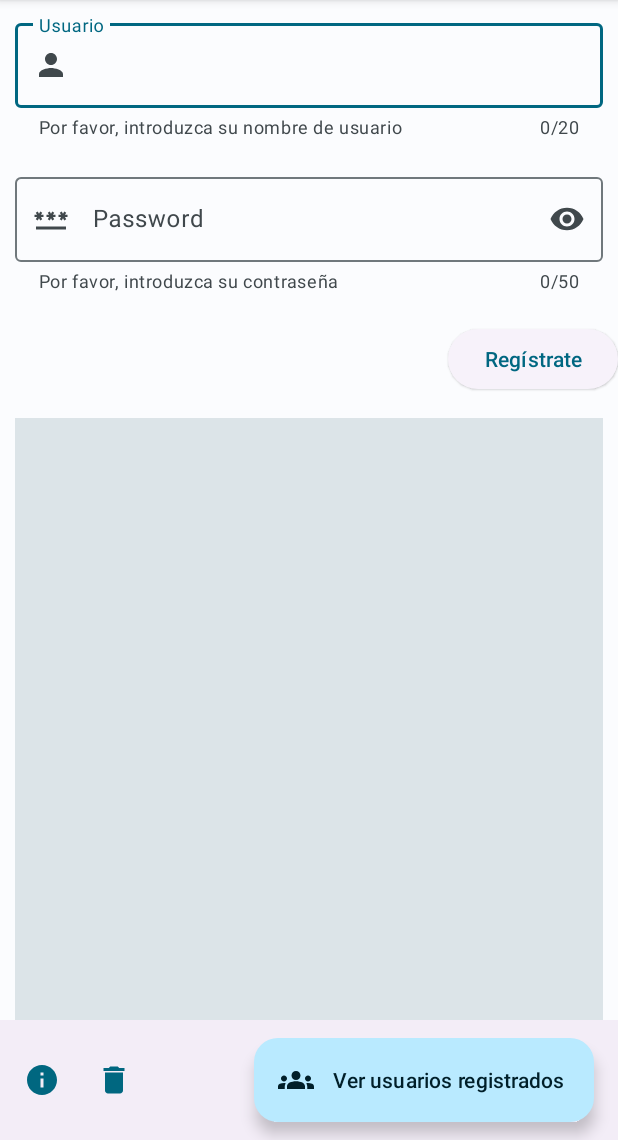
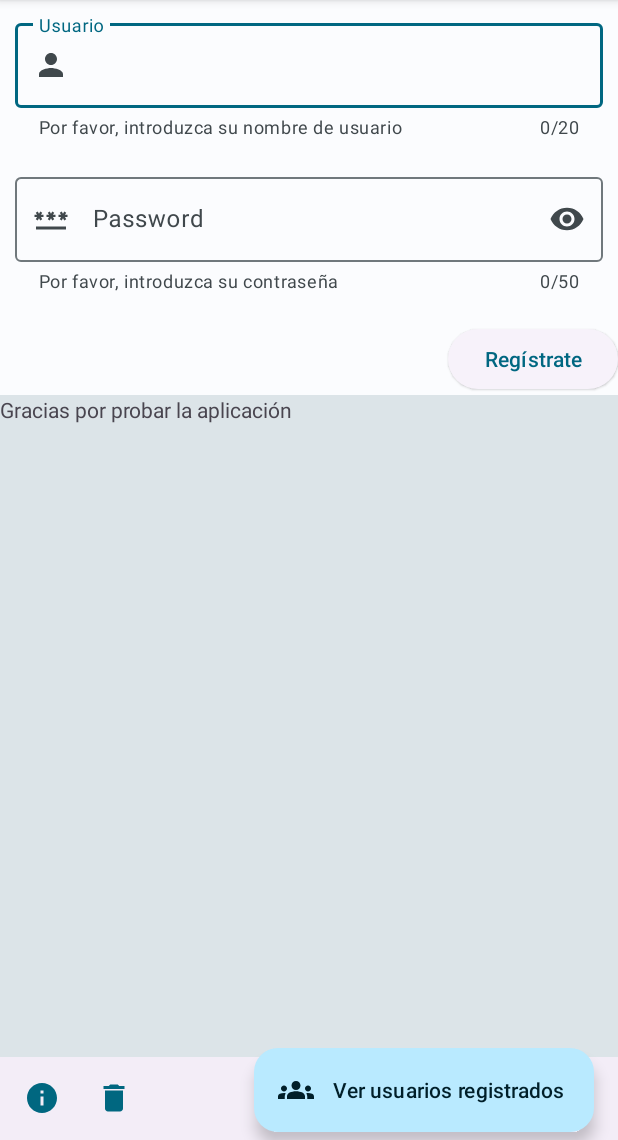
Before and after one commit to Charlyiii/SignUpSimulator, an Android app: the screen it shows after launch (MainActivity), on a phone screen of 412 x 824 dp, the part 96-1236 px from its top. Run offline under Robolectric (Android 15) with nearby library versions, the light colour scheme and no system bars.

Commit message:
Segunda versión. Scroll, horizontal y modo oscuro

```diff
--- a/SignUp/app/src/main/java/gz/ferreiro/barros/loginsimulator/MainActivity.kt
+++ b/SignUp/app/src/main/java/gz/ferreiro/barros/loginsimulator/MainActivity.kt
@@ -3,6 +3,7 @@ package gz.ferreiro.barros.loginsimulator
 import android.content.Context
 import androidx.appcompat.app.AppCompatActivity
 import android.os.Bundle
+import android.text.method.ScrollingMovementMethod
 import android.text.util.Linkify
 import android.util.Log
 import android.view.inputmethod.InputMethodManager
@@ -85,11 +86,11 @@ class MainActivity : AppCompatActivity() {
                 }
             }
         }
-        //Quitamos el foco de cualquier input al clicar fuera
-        val rootView = binding.root
+        //Quitamos el foco de cualquier fuera
+        val constraint = binding.constraint
         val imm = getSystemService(Context.INPUT_METHOD_SERVICE) as InputMethodManager
 
-        rootView.setOnClickListener {
+        constraint.setOnClickListener {
             imm.hideSoftInputFromWindow(it.windowToken, 0)
             currentFocus?.clearFocus()
         }
@@ -101,7 +102,7 @@ class MainActivity : AppCompatActivity() {
         val linkedin = getString(R.string.linkedin)
         val github = getString(R.string.github)
         val telegram = getString(R.string.telegram)
-        texto.text = "${getString(R.string.infoDesarrollador)}\n\n$linkedin\n$github\n$telegram"
+        texto.text = "${getString(R.string.infoDesarrollador)}\n$linkedin\n$github\n$telegram\n\n\n\n"
         Linkify.addLinks(texto, Linkify.WEB_URLS)
     }
 }
--- a/SignUp/app/src/main/java/gz/ferreiro/barros/loginsimulator/model/UserManager.kt
+++ b/SignUp/app/src/main/java/gz/ferreiro/barros/loginsimulator/model/UserManager.kt
@@ -14,16 +14,19 @@ class UserManager(var texto: TextView) {
     }
 
     fun printUsers() {
+        if(mapa.isNotEmpty()){
         var count = 1
        texto.text = ""
-       texto.text = "---------------LISTA DE USUARIOS REGISTRADOS----------------\n\n"
+       texto.text = "---------------LISTA DE USUARIOS REGISTRADOS----------------\n\n\n\n\n"
         mapa.forEach { (nombre, usuario) ->
         texto.append("$count. $nombre --- Contraseña: ${usuario.password}\n")
         count++
         }
         Log.d("mapaa", "$mapa")
+        }
+        else{
+            texto.text = ""
+            texto.text = "No hay usuarios registrados\n\n\n\n\n\n"
+        }
     }
-
-
-
 }
--- a/SignUp/app/src/main/res/layout/activity_main.xml
+++ b/SignUp/app/src/main/res/layout/activity_main.xml
@@ -1,11 +1,24 @@
 <?xml version="1.0" encoding="utf-8"?>
-<androidx.constraintlayout.widget.ConstraintLayout xmlns:android="http://schemas.android.com/apk/res/android"
+<androidx.coordinatorlayout.widget.CoordinatorLayout xmlns:android="http://schemas.android.com/apk/res/android"
     xmlns:app="http://schemas.android.com/apk/res-auto"
     xmlns:tools="http://schemas.android.com/tools"
     android:layout_width="match_parent"
     android:layout_height="match_parent"
-    tools:context=".MainActivity"
-    >
+    tools:context=".MainActivity">
+
+    <androidx.core.widget.NestedScrollView
+        android:id="@+id/nested1"
+        android:layout_width="match_parent"
+        android:layout_height="match_parent"
+        android:fillViewport="true"
+        app:layout_behavior="@string/appbar_scrolling_view_behavior">
+
+        <androidx.constraintlayout.widget.ConstraintLayout
+            android:id="@+id/constraint"
+            android:layout_width="match_parent"
+            android:layout_height="0dp"
+            app:layout_constraintBottom_toTopOf="@id/textView"
+            app:layout_constraintTop_toTopOf="parent">
 
             <com.google.android.material.textfield.TextInputLayout
                 android:id="@+id/textLayoutUsuario"
@@ -30,9 +43,7 @@
                     android:id="@+id/textInputUsuario"
                     android:layout_width="match_parent"
                     android:layout_height="wrap_content"
-            android:maxLength="20"
-            />
-
+                    android:maxLength="20" />
             </com.google.android.material.textfield.TextInputLayout>
 
             <com.google.android.material.textfield.TextInputLayout
@@ -59,8 +70,7 @@
                     android:layout_width="match_parent"
                     android:layout_height="wrap_content"
                     android:inputType="textPassword"
-            android:maxLength="50"
-            />
+                    android:maxLength="50" />
             </com.google.android.material.textfield.TextInputLayout>
 
             <com.google.android.material.button.MaterialButton
@@ -73,41 +83,23 @@
                 app:layout_constraintEnd_toEndOf="@id/textLayoutPassword"
                 app:layout_constraintTop_toBottomOf="@id/textLayoutPassword" />
 
-    <com.google.android.material.divider.MaterialDivider
-        android:id="@+id/divisor"
-        android:layout_width="match_parent"
-        android:layout_height="0dp"
-        android:layout_marginTop="5dp"
-        app:dividerColor="@color/md_theme_light_surface"
-        app:layout_constraintBottom_toBottomOf="parent"
-        app:layout_constraintEnd_toEndOf="parent"
-        app:layout_constraintStart_toStartOf="parent"
-        app:layout_constraintTop_toBottomOf="@id/botonRegistro"
-
-        />
-
-    <androidx.coordinatorlayout.widget.CoordinatorLayout
-        android:layout_width="match_parent"
-        android:layout_height="0dp"
-        app:layout_constraintBottom_toBottomOf="@id/divisor"
-        app:layout_constraintStart_toStartOf="@id/divisor"
-        app:layout_constraintTop_toTopOf="@id/divisor">
-
-        <androidx.core.widget.NestedScrollView
-            android:layout_width="match_parent"
-            android:layout_height="match_parent"
-            android:clipToPadding="false"
-            android:paddingBottom="100dp"
-            android:background="@color/md_theme_light_surfaceVariant"
-            android:layout_margin="10dp"
-            >
             <TextView
                 android:id="@+id/textView"
                 android:layout_width="match_parent"
                 android:layout_height="wrap_content"
+                android:background="@color/md_theme_light_surfaceVariant"
+                android:scrollbars="vertical"
+                android:text="Gracias por probar la aplicación"
                 android:textColorLink="@color/link_color"
-                />
+                app:layout_constraintTop_toBottomOf="@id/botonRegistro" />
 
+            <TextView
+                android:layout_width="match_parent"
+                android:layout_height="0dp"
+                android:background="@color/md_theme_light_surfaceVariant"
+                app:layout_constraintBottom_toBottomOf="parent"
+                app:layout_constraintTop_toBottomOf="@id/textView" />
+        </androidx.constraintlayout.widget.ConstraintLayout>
 
     </androidx.core.widget.NestedScrollView>
 
@@ -115,18 +107,17 @@
         android:id="@+id/bottomAppBar"
         style="@style/Widget.Material3.BottomAppBar"
         android:layout_width="match_parent"
-            android:layout_height="wrap_content"
+        android:layout_height="55dp"
         android:layout_gravity="bottom"
-            app:menu="@menu/bottom_app_bar_menu"
-            />
+        app:hideOnScroll="true"
+        app:menu="@menu/bottom_app_bar_menu" />
 
     <com.google.android.material.floatingactionbutton.ExtendedFloatingActionButton
         android:id="@+id/fab"
         android:layout_width="wrap_content"
         android:layout_height="wrap_content"
+        android:layout_margin="5dp"
         android:text="@string/extendedFab"
         app:icon="@drawable/ic_usuarios_24"
-            app:layout_anchor="@id/bottomAppBar"
-            />
+        app:layout_anchor="@id/bottomAppBar" />
 </androidx.coordinatorlayout.widget.CoordinatorLayout>
-</androidx.constraintlayout.widget.ConstraintLayout>
--- a/SignUp/app/src/main/res/values-night/themes.xml
+++ b/SignUp/app/src/main/res/values-night/themes.xml
@@ -27,5 +27,12 @@
         <item name="colorOnSurfaceInverse">@color/md_theme_dark_inverseOnSurface</item>
         <item name="colorSurfaceInverse">@color/md_theme_dark_inverseSurface</item>
         <item name="colorPrimaryInverse">@color/md_theme_dark_inversePrimary</item>
+        <item name="android:textViewStyle">@style/MyTextView</item>
+
     </style>
+    <style name="MyTextView" parent="Widget.MaterialComponents.TextView">
+        <item name="android:textColor">@android:color/black</item>
+        <item name="backgroundTint">@color/md_theme_dark_primary</item>
+    </style>
+
 </resources>
--- a/SignUp/app/src/main/res/values/colors.xml
+++ b/SignUp/app/src/main/res/values/colors.xml
@@ -62,4 +62,5 @@
     <color name="md_theme_dark_outlineVariant">#40484C</color>
     <color name="md_theme_dark_scrim">#000000</color>
     <color name="link_color">#007aff</color>
+    <color name="black">#F44336</color>
 </resources>
```
Lines whose indentation alone changed are shown as unchanged.
